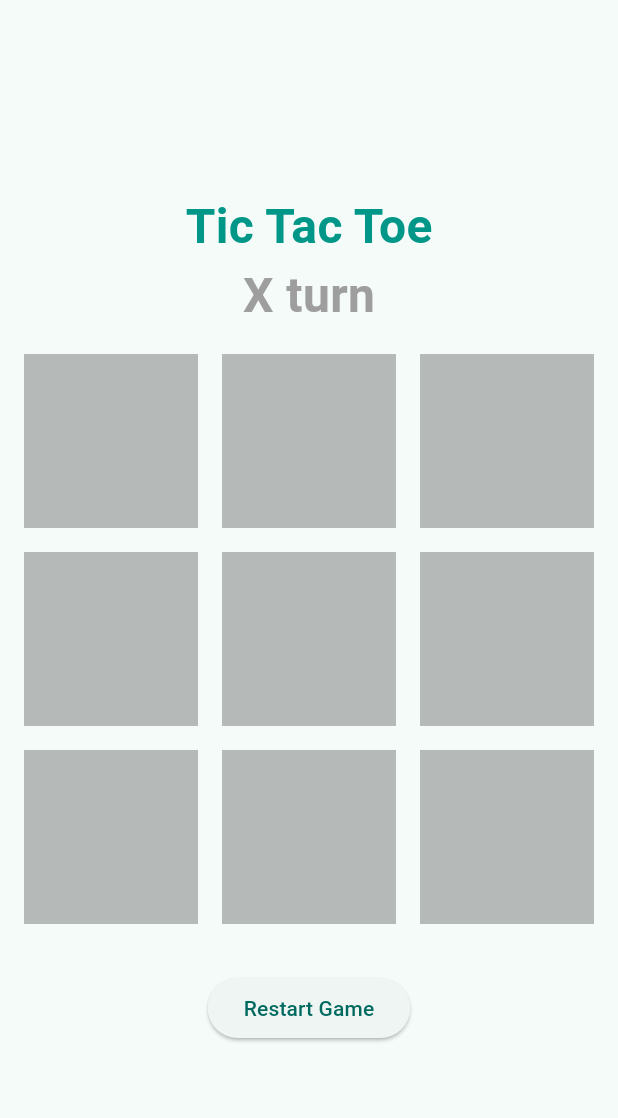
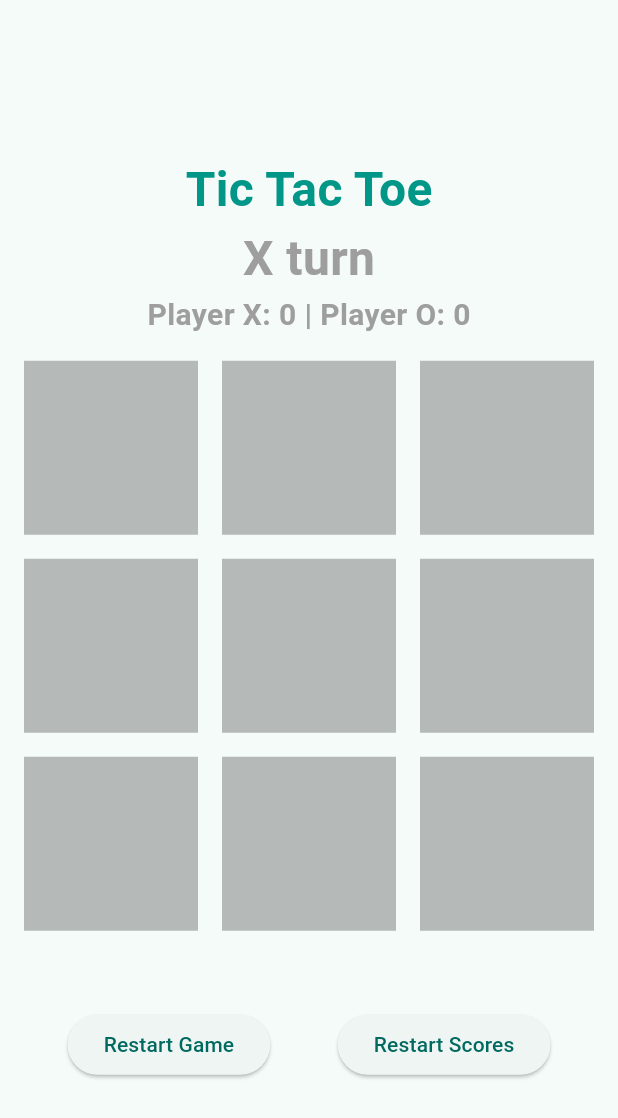
Before and after one commit to joemdjossou/tic_tac_toe_game, a Flutter app: the screen it shows after launch, on a phone screen of 412 x 824 dp. Shown: the top 1118 px of the screen. Run offline on Flutter 3.47's test engine with Material 2 defaults, Android fonts, the phone set to English and light mode, and no system bars.

Commit message:
Additional Scores reset Button
Scores displayed and reset button added

```diff
--- a/lib/tic_tac_toe_page.dart
+++ b/lib/tic_tac_toe_page.dart
@@ -16,6 +16,8 @@ class _TicTacToePageState extends State<TicTacToePage> {
   late String currentPlayer;
   late bool gameEnd;
   late List<String> occupied;
+  late int scoreX = 0;
+  late int scoreO = 0;
 
   @override
   void initState() {
@@ -26,7 +28,12 @@ class _TicTacToePageState extends State<TicTacToePage> {
   void initializeGame() {
     currentPlayer = PLAYER_X;
     gameEnd = false;
-    occupied = ["", "", "", "", "", "", "", "", ""]; //for the 9 squares
+    occupied = ["", "", "", "", "", "", "", "", ""];//for the 9 squares
+  }
+
+  void restartScore() {
+    scoreX = 0;
+    scoreO = 0;
   }
 
   @override
@@ -38,7 +45,16 @@ class _TicTacToePageState extends State<TicTacToePage> {
           children: [
             textHeader(),
             gameBox(),
-            restartButton(),
+            const SizedBox(
+              height: 20.0,
+            ),
+            Row(
+              mainAxisAlignment: MainAxisAlignment.spaceEvenly,
+              children: [
+                restartButton(),
+                restartScores(),
+              ],
+            ),
           ],
         ),
       ),
@@ -60,6 +76,14 @@ class _TicTacToePageState extends State<TicTacToePage> {
           "$currentPlayer turn",
           style: const TextStyle(color: Colors.grey,
             fontSize: 32,
+            fontWeight: FontWeight.bold,
+          ),
+        ),
+        Text(
+          "Player X: $scoreX | Player O: $scoreO",
+          style: const TextStyle(
+            color: Colors.grey,
+            fontSize: 20,
             fontWeight: FontWeight.bold,
           ),
         ),
@@ -87,7 +111,6 @@ class _TicTacToePageState extends State<TicTacToePage> {
     return InkWell(
       onTap: () {
         //on click to the box
-
         if (gameEnd || occupied[index].isNotEmpty) {
           //Returning when the game is ended or the box is already clicked
           return;
@@ -114,7 +137,7 @@ class _TicTacToePageState extends State<TicTacToePage> {
     );
   }
 
-  restartButton() {
+  Widget restartButton() {
     return ElevatedButton(
         onPressed: () {
           setState(() {
@@ -124,6 +147,19 @@ class _TicTacToePageState extends State<TicTacToePage> {
         child: const Text(
           'Restart Game',
         ),
+    );
+  }
+
+  Widget restartScores() {
+    return ElevatedButton(
+      onPressed: () {
+        setState(() {
+          restartScore();
+        });
+      },
+      child: const Text(
+        'Restart Scores',
+      ),
     );
   }
 
@@ -158,7 +194,15 @@ class _TicTacToePageState extends State<TicTacToePage> {
             playerPosition0 == playerPosition2) {
           //if they are all equal it means the player won
           showGameOverMessage("Player $playerPosition0 won");
+
           gameEnd = true;
+
+          if(playerPosition0 == "X"){
+            scoreX++;
+          } else if(playerPosition0 == "O"){
+            scoreO++;
+          }
+
           return;
         }
       }
@@ -192,7 +236,7 @@ class _TicTacToePageState extends State<TicTacToePage> {
             "Game Over \n $message",
             textAlign: TextAlign.center,
             style: const TextStyle(
-              fontSize: 20,
+              fontSize: 17,
               fontWeight: FontWeight.bold,
             ),
           )),
```
